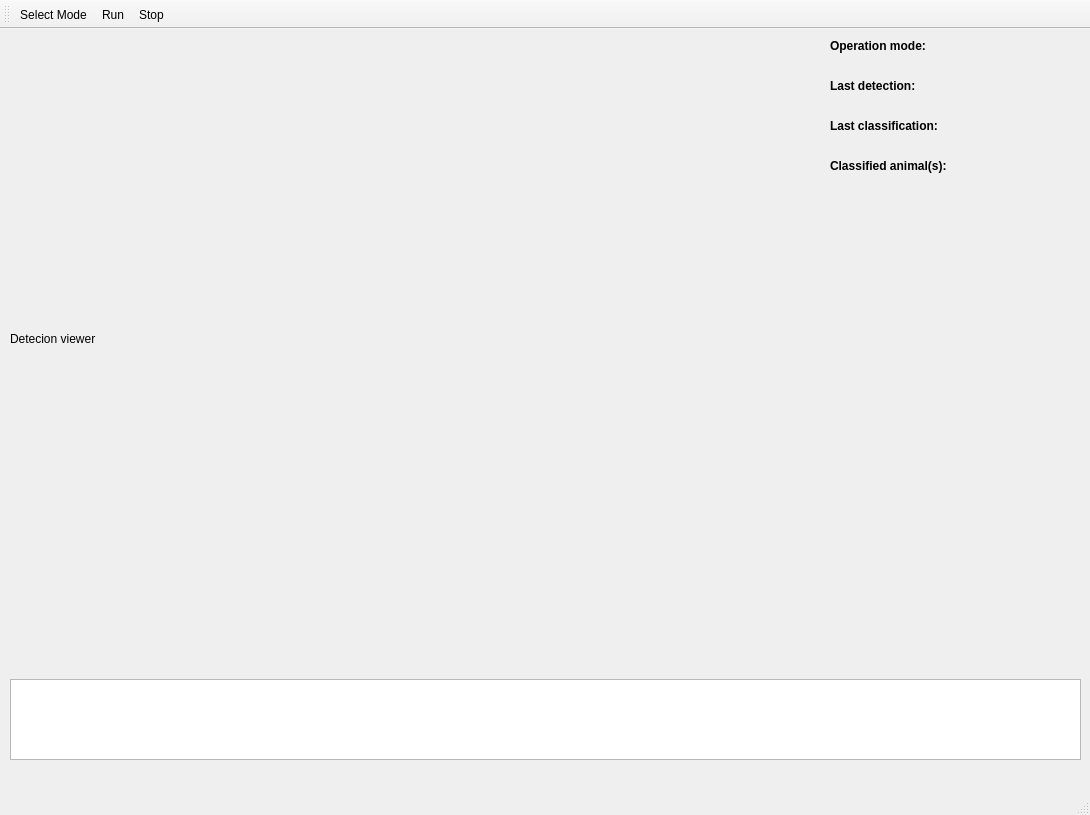
Above: src/ui/mainwindow.ui from stefanodellosa-personal/WADAS before the change. Below: the same form after it.
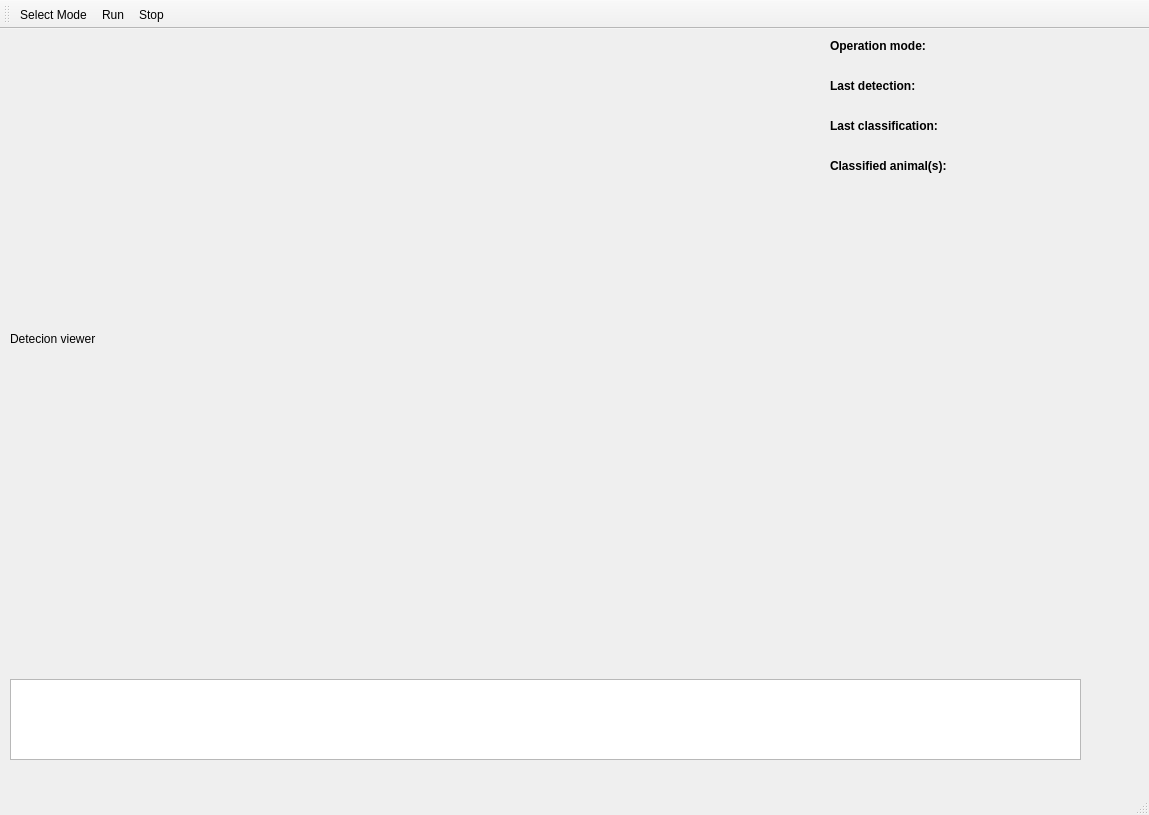
That is the form after the change. Icons and pictures are not drawn.

```diff
--- a/src/ui/mainwindow.ui
+++ b/src/ui/mainwindow.ui
@@ -6,7 +6,7 @@
    <rect>
     <x>0</x>
     <y>0</y>
-    <width>1090</width>
+    <width>1149</width>
     <height>815</height>
    </rect>
   </property>
@@ -57,7 +57,7 @@
      <rect>
       <x>830</x>
       <y>10</y>
-      <width>251</width>
+      <width>301</width>
       <height>631</height>
      </rect>
     </property>
```
Left out of the diff: 2 changed lines with no effect on the pictures.
